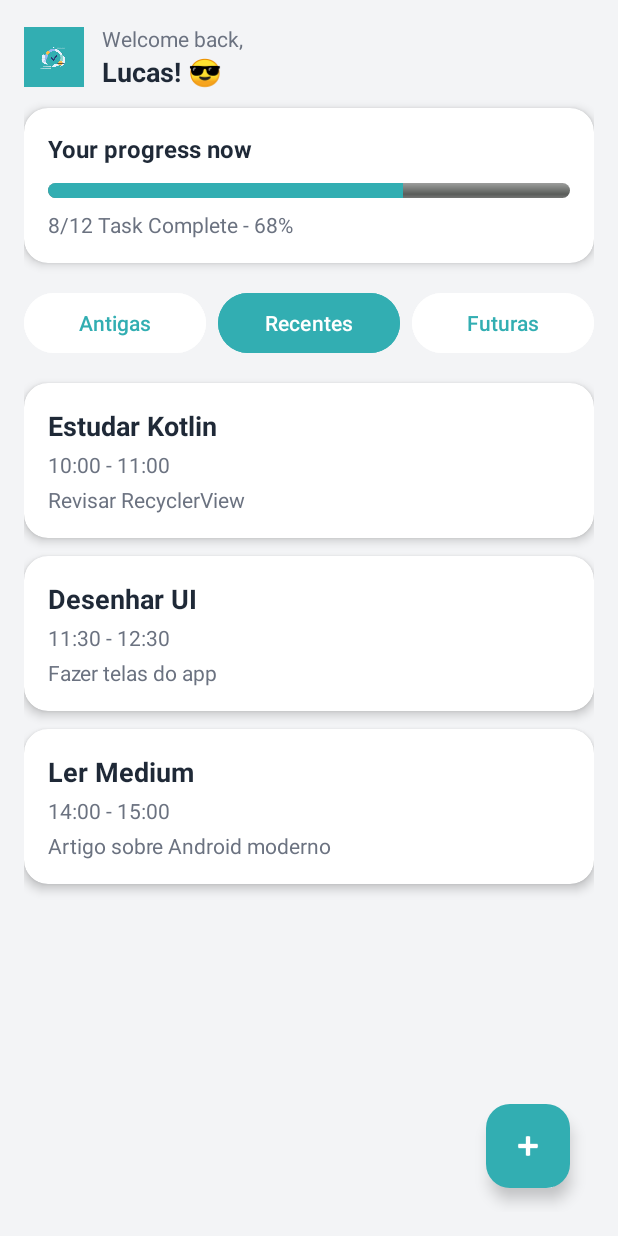
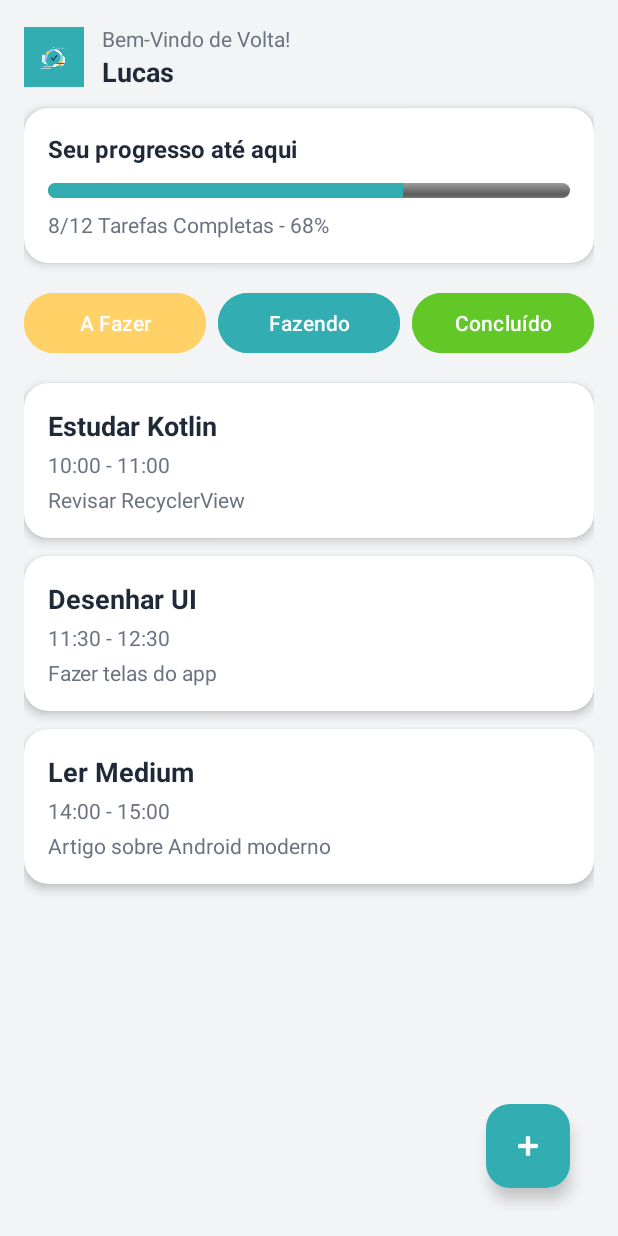
Before and after one commit to O-orion/MyTodoListApp, an Android app: the HomeFragments screen opened through its navigation route, on a phone screen of 412 x 824 dp. Run offline under Robolectric (Android 15) with nearby library versions, the phone set to English and light mode, and no system bars.

Commit message:
Ajustando Interface Home

```diff
--- a/app/src/main/java/com/example/mytodolist/adapter/TaskAdapter.kt
+++ b/app/src/main/java/com/example/mytodolist/adapter/TaskAdapter.kt
@@ -8,7 +8,7 @@ import androidx.recyclerview.widget.RecyclerView
 import com.example.mytodolist.R
 import com.example.mytodolist.model.Task
 
-class TaskAdapter(private val tasks: List<Task>) : RecyclerView.Adapter<TaskAdapter.TaskViewHolder>() {
+class TaskAdapter(private val tasks: List<Task>,  private val onTaskClick: (Task) -> Unit) : RecyclerView.Adapter<TaskAdapter.TaskViewHolder>() {
 
     class TaskViewHolder(itemView: View) : RecyclerView.ViewHolder(itemView) {
         val tvTitle: TextView = itemView.findViewById(R.id.tvTaskTitle)
@@ -26,6 +26,9 @@ class TaskAdapter(private val tasks: List<Task>) : RecyclerView.Adapter<TaskAdap
         holder.tvTitle.text = task.title
         holder.tvTime.text = task.time
         holder.tvDescription.text = task.description
+        holder.itemView.setOnClickListener {
+            onTaskClick(task)
+        }
     }
 
     override fun getItemCount(): Int = tasks.size
--- a/app/src/main/java/com/example/mytodolist/fragments/HomeFragments.kt
+++ b/app/src/main/java/com/example/mytodolist/fragments/HomeFragments.kt
@@ -6,6 +6,8 @@ import android.view.LayoutInflater
 import android.view.View
 import android.view.ViewGroup
 import android.widget.Button
+import android.widget.LinearLayout
+import android.widget.Toast
 import androidx.navigation.fragment.findNavController
 import androidx.recyclerview.widget.LinearLayoutManager
 import androidx.recyclerview.widget.RecyclerView
@@ -59,12 +61,15 @@ class HomeFragments : Fragment() {
             Task("Ler Medium", "14:00 - 15:00", "Artigo sobre Android moderno")
         )
 
-        recycleView.adapter = TaskAdapter(tasks);
+        recycleView.adapter = TaskAdapter(tasks) { task ->
+            findNavController().navigate(R.id.action_homeFragment_to_taskInfoFragment);
+        }
+
 
         btn_newTask.setOnClickListener {
+
             findNavController().navigate(R.id.action_homeFragment_to_newTaskFragment)
         }
-
 
     }
 
--- a/app/src/main/java/com/example/mytodolist/fragments/TaskInfoFragments.kt
+++ b/app/src/main/java/com/example/mytodolist/fragments/TaskInfoFragments.kt
@@ -5,6 +5,8 @@ import androidx.fragment.app.Fragment
 import android.view.LayoutInflater
 import android.view.View
 import android.view.ViewGroup
+import android.widget.Button
+import androidx.navigation.fragment.findNavController
 import com.example.mytodolist.R
 
 // TODO: Rename parameter arguments, choose names that match
@@ -38,6 +40,17 @@ class TaskInfoFragments : Fragment() {
         return inflater.inflate(R.layout.fragment_task_info_fragments, container, false)
     }
 
+    override fun onViewCreated(view: View, savedInstanceState: Bundle?) {
+        super.onViewCreated(view, savedInstanceState)
+
+        val btn_voltar = view.findViewById<Button>(R.id.btn_voltar);
+
+        btn_voltar.setOnClickListener {
+            findNavController().navigate(R.id.action_taskInfoFragment_to_homeFragment);
+        }
+
+    }
+
     companion object {
         /**
          * Use this factory method to create a new instance of
--- a/app/src/main/res/layout/fragment_home_fragments.xml
+++ b/app/src/main/res/layout/fragment_home_fragments.xml
@@ -9,7 +9,6 @@
     android:padding="16dp"
     xmlns:app="http://schemas.android.com/apk/res-auto">
 
-    <!-- Header -->
     <LinearLayout
         android:layout_width="match_parent"
         android:layout_height="wrap_content"
@@ -31,13 +30,13 @@
             android:layout_width="wrap_content"
             android:layout_height="wrap_content">
             <TextView
-                android:text="Welcome back,"
+                android:text="Bem-Vindo de Volta!"
                 android:textSize="14sp"
                 android:textColor="@color/text_secondary"
                 android:layout_width="wrap_content"
                 android:layout_height="wrap_content"/>
             <TextView
-                android:text="Lucas! 😎"
+                android:text="Lucas"
                 android:textStyle="bold"
                 android:textSize="18sp"
                 android:textColor="@color/text_primary"
@@ -47,7 +46,6 @@
     </LinearLayout>
 
 
-    <!-- Card de progresso -->
     <androidx.cardview.widget.CardView
         android:layout_width="match_parent"
         android:layout_height="wrap_content"
@@ -63,7 +61,7 @@
             android:layout_height="wrap_content">
 
             <TextView
-                android:text="Your progress now"
+                android:text="Seu progresso até aqui"
                 android:textStyle="bold"
                 android:textSize="16sp"
                 android:textColor="@color/text_primary"
@@ -84,14 +82,13 @@
                 android:id="@+id/tvProgress"
                 android:layout_width="wrap_content"
                 android:layout_height="wrap_content"
-                android:text="8/12 Task Complete - 68%"
+                android:text="8/12 Tarefas Completas - 68%"
                 android:textSize="14sp"
                 android:textColor="@color/text_secondary"
                 android:layout_marginTop="8dp"/>
         </LinearLayout>
     </androidx.cardview.widget.CardView>
 
-    <!-- Filtros -->
     <LinearLayout
         android:layout_width="match_parent"
         android:layout_height="wrap_content"
@@ -100,15 +97,15 @@
         android:orientation="horizontal">
 
         <Button
-            android:text="Antigas"
-            android:backgroundTint="@color/white"
-            android:textColor="@color/primary_color"
+            android:text="A Fazer"
+            android:backgroundTint="@color/accent_color"
+            android:textColor="@color/button_text_color"
             android:layout_weight="1"
             android:layout_width="0dp"
             android:layout_height="wrap_content"/>
 
         <Button
-            android:text="Recentes"
+            android:text="Fazendo"
             android:backgroundTint="@color/primary_color"
             android:textColor="@color/white"
             android:layout_weight="1"
@@ -117,15 +114,15 @@
             android:layout_marginHorizontal="8dp"/>
 
         <Button
-            android:text="Futuras"
-            android:backgroundTint="@color/white"
-            android:textColor="@color/primary_color"
+            android:text="Concluído"
+            android:backgroundTint="@color/success_color"
+            android:textColor="@color/button_text_color"
             android:layout_weight="1"
             android:layout_width="0dp"
             android:layout_height="wrap_content"/>
     </LinearLayout>
 
-    <!-- RecyclerView para os cards de tarefas -->
+
     <androidx.recyclerview.widget.RecyclerView
         android:id="@+id/rvTasks"
         android:layout_width="match_parent"
--- a/app/src/main/res/layout/fragment_task_info_fragments.xml
+++ b/app/src/main/res/layout/fragment_task_info_fragments.xml
@@ -22,7 +22,7 @@
             android:clipToPadding="false">
 
             <Button
-                android:id="@+id/button_voltar"
+                android:id="@+id/btn_voltar"
                 android:layout_width="wrap_content"
                 android:layout_height="wrap_content"
                 android:backgroundTint="@color/button_color"
--- a/app/src/main/res/layout/item_task.xml
+++ b/app/src/main/res/layout/item_task.xml
@@ -9,6 +9,7 @@
     xmlns:app="http://schemas.android.com/apk/res-auto">
 
     <LinearLayout
+        android:id="@+id/task"
         android:orientation="vertical"
         android:padding="16dp"
         android:layout_width="match_parent"
--- a/app/src/main/res/values/colors.xml
+++ b/app/src/main/res/values/colors.xml
@@ -2,20 +2,19 @@
     <color name="black">#1C1C1E</color>
     <color name="white">#FFFFFF</color>
 
-    <!-- Cores principais -->
     <color name="primary_color">#32AEB2</color>
     <color name="primary_dark">#278D90</color>
     <color name="secondary_color">#F3F4F6</color>
     <color name="accent_color">#FFD166</color>
 
-    <!-- Texto -->
+
     <color name="text_primary">#1F2937</color>
     <color name="text_secondary">#6B7280</color>
 
-    <!-- Botões -->
     <color name="button_color">#32AEB2</color>
     <color name="button_text_color">#FFFFFF</color>
 
-    <!-- Erros ou alertas -->
+
     <color name="error_color">#EF4444</color>
+    <color name="success_color">#61C828</color>
 </resources>
```
